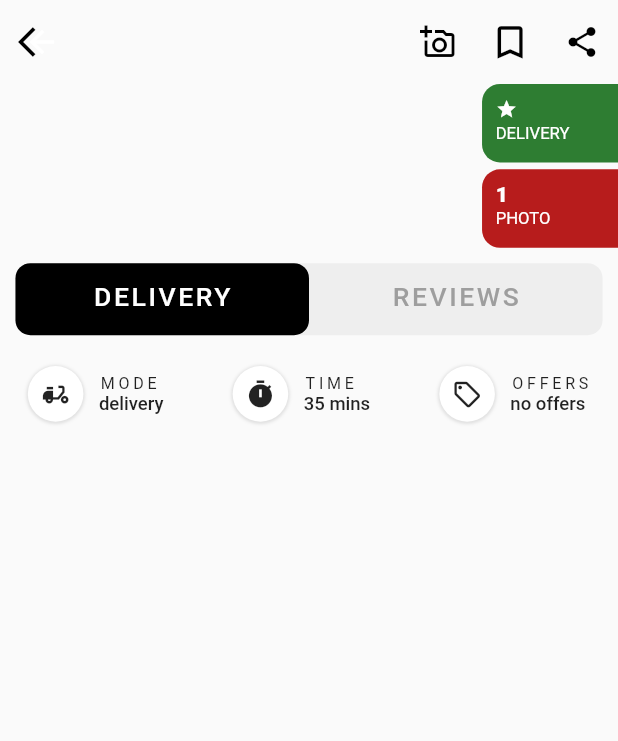
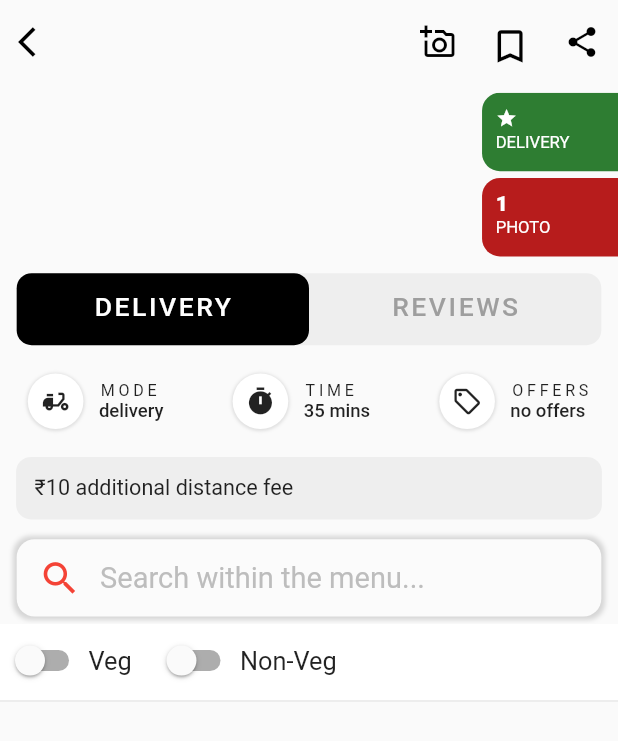
Before and after one commit to nikhilsharma81181/zomato, a Flutter app: the DetailPg screen opened directly, after a tap on the "bookmark outline" icon, on a phone screen of 412 x 824 dp. Shown: the top 741 px of the screen. Run offline on Flutter 3.47's test engine with Material 2 defaults, Android fonts, the light colour scheme and no system bars; our stand-ins replace cloud_firestore, firebase_auth, firebase_core, font_awesome_flutter, google_sign_in; accounts and stored records are empty.

Commit message:
detail page sticky header added

```diff
--- a/lib/pages/Homepage/delivery_tab.dart
+++ b/lib/pages/Homepage/delivery_tab.dart
@@ -11,13 +11,48 @@ class _DeliveryTabState extends State<DeliveryTab> {
   @override
   Widget build(BuildContext context) {
     double width = MediaQuery.of(context).size.width;
-    double height = MediaQuery.of(context).size.height;
-    return Container(
-      padding: EdgeInsets.symmetric(horizontal: width * 0.02),
+    // double height = MediaQuery.of(context).size.height;
+    return CustomScrollView(
+      slivers: [
+        SliverPersistentHeader(
+          delegate: MyDelegate1(width),
+          floating: true,
+          pinned: true,
+        ),
+        SliverToBoxAdapter(
+          child: SizedBox(
+            width: width,
+            height: width * 2,
+          ),
+        ),
+
+      ],
+    );
+  }
+}
+
+class MyDelegate1 extends SliverPersistentHeaderDelegate {
+  final _formKey = GlobalKey<FormState>();
+
+  final double width;
+  MyDelegate1(this.width);
+
+  @override
+  Widget build(
+      BuildContext context, double shrinkOffset, bool overlapsContent) {
+    double width = MediaQuery.of(context).size.width;
+    // double height = MediaQuery.of(context).size.height;
+    return SingleChildScrollView(
+      reverse: true,
+      child: Form(
+        key: _formKey,
         child: Column(
           children: [
             Container(
-            padding: EdgeInsets.all(width * 0.025),
+              padding: EdgeInsets.symmetric(
+                vertical: width * 0.025,
+                horizontal: width * 0.045,
+              ),
               child: Row(
                 mainAxisAlignment: MainAxisAlignment.spaceBetween,
                 children: [
@@ -25,27 +60,121 @@ class _DeliveryTabState extends State<DeliveryTab> {
                     Icons.delivery_dining,
                     'MODE',
                     'delivery',
+                    width,
                   ),
                   buildKeyDetail(
                     Icons.timer,
                     'TIME',
                     '35 mins',
+                    width,
                   ),
                   buildKeyDetail(
                     Icons.local_offer_outlined,
                     'OFFERS',
                     'no offers',
+                    width,
                   ),
                 ],
               ),
             ),
+            Container(
+              padding: EdgeInsets.all(width * 0.03),
+              margin: EdgeInsets.symmetric(
+                  horizontal: width * 0.026, vertical: width * 0.02),
+              width: width,
+              decoration: BoxDecoration(
+                borderRadius: BorderRadius.circular(10),
+                color: Colors.grey.shade200,
+              ),
+              child: Text(
+                '₹10 additional distance fee',
+                style: TextStyle(
+                  fontSize: width * 0.035,
+                ),
+              ),
+            ),
+            Container(
+              height: width * 0.125,
+              margin: EdgeInsets.symmetric(
+                horizontal: width * 0.027,
+                vertical: width * 0.012,
+              ),
+              decoration: BoxDecoration(
+                borderRadius: BorderRadius.circular(12),
+                color: Colors.white.withOpacity(0.9),
+                boxShadow: [
+                  BoxShadow(
+                    color: Colors.grey.shade400.withOpacity(0.6),
+                    spreadRadius: 2,
+                    blurRadius: 2,
+                    offset: const Offset(0, 0),
+                  ),
                 ],
+              ),
+              child: Row(
+                mainAxisAlignment: MainAxisAlignment.start,
+                children: [
+                  SizedBox(width: width * 0.035),
+                  Icon(
+                    Icons.search,
+                    color: Colors.red,
+                    size: width * 0.07,
+                  ),
+                  SizedBox(width: width * 0.03),
+                  Text(
+                    'Search within the menu...',
+                    style: TextStyle(
+                      fontSize: width * 0.047,
+                      color: Colors.grey.shade400,
+                    ),
+                  ),
+                ],
+              ),
+            ),
+            Container(
+              padding:
+                  EdgeInsets.only(top: width * 0.001, bottom: width * 0.006),
+              color: Colors.white,
+              child: Row(
+                children: [
+                  Switch.adaptive(
+                    value: false,
+                    onChanged: (value) {
+                      value = true;
+                    },
+                  ),
+                  Text(
+                    'Veg',
+                    style: TextStyle(fontSize: width * 0.041),
+                  ),
+                  SizedBox(
+                    width: width * 0.032,
+                  ),
+                  Switch.adaptive(
+                    value: false,
+                    onChanged: (value) {
+                      value = true;
+                    },
+                  ),
+                  Text(
+                    'Non-Veg',
+                    style: TextStyle(fontSize: width * 0.041),
+                  ),
+                ],
+              ),
+            ),
+            Divider(
+              height: 1,
+              thickness: 0.7,
+              color: Colors.grey.shade300,
+            )
+          ],
+        ),
       ),
     );
   }
 
-  Widget buildKeyDetail(IconData icon, String text1, text2) {
-    double width = MediaQuery.of(context).size.width;
+  Widget buildKeyDetail(IconData icon, String text1, text2, double width) {
     return Row(
       children: [
         Container(
@@ -86,4 +215,15 @@ class _DeliveryTabState extends State<DeliveryTab> {
       ],
     );
   }
+
+  @override
+  double get maxExtent => width * 0.55;
+
+  @override
+  double get minExtent => width * 0.49;
+
+  @override
+  bool shouldRebuild(covariant SliverPersistentHeaderDelegate oldDelegate) {
+    return false;
   }
+}
--- a/lib/pages/Homepage/detail.dart
+++ b/lib/pages/Homepage/detail.dart
@@ -1,6 +1,7 @@
 import 'package:cloud_firestore/cloud_firestore.dart';
 import 'package:flutter/cupertino.dart';
 import 'package:flutter/material.dart';
+// ignore: implementation_imports
 import 'package:provider/src/provider.dart';
 import 'package:zomato/models/variables.dart';
 import 'package:zomato/pages/Homepage/delivery_tab.dart';
@@ -122,7 +123,7 @@ class _DetailPgState extends State<DetailPg>
                   ),
                   SliverToBoxAdapter(
                     child: Container(
-                      margin: EdgeInsets.all(width * 0.025),
+                      margin: EdgeInsets.all(width * 0.027),
                       decoration: BoxDecoration(
                         borderRadius: BorderRadius.circular(10),
                         color: Colors.grey.shade200,
@@ -169,7 +170,8 @@ class _DetailPgState extends State<DetailPg>
     );
   }
 
-  Widget buildRightCard(Color color, String name, int, Widget iconWidget) {
+  Widget buildRightCard(
+      Color color, String name, String int, Widget iconWidget) {
     double width = MediaQuery.of(context).size.width;
     double height = MediaQuery.of(context).size.height;
     return Container(
@@ -215,8 +217,18 @@ class _DetailPgState extends State<DetailPg>
   Widget builtAppbar() {
     double width = MediaQuery.of(context).size.width;
     return SliverAppBar(
-      backgroundColor: Colors.transparent,
+      pinned: true,
+      floating: true,
+      elevation: 0,
+      backgroundColor: const Color(0xFFfafafa),
+      leading: const SizedBox(),
+      expandedHeight: width * 0.15,
+      collapsedHeight: width * 0.15,
       actions: [
+        Container(
+          padding: EdgeInsets.symmetric(vertical: width * 0.02),
+          child: Row(
+            children: [
               SizedBox(
                 width: width,
                 child: Row(
@@ -261,6 +273,9 @@ class _DetailPgState extends State<DetailPg>
                 ),
               ),
             ],
+          ),
+        ),
+      ],
     );
   }
 }
--- a/lib/pages/Homepage/homepage.dart
+++ b/lib/pages/Homepage/homepage.dart
@@ -1,6 +1,6 @@
 import 'package:cloud_firestore/cloud_firestore.dart';
-import 'package:firebase_auth/firebase_auth.dart';
 import 'package:flutter/material.dart';
+// ignore: implementation_imports
 import 'package:provider/src/provider.dart';
 import 'package:zomato/models/variables.dart';
 import 'package:zomato/pages/Homepage/detail.dart';
@@ -57,8 +57,7 @@ class _HomepageState extends State<Homepage>
             builder: (context, snapshot) {
               if (snapshot.hasError) {
                 return Center(
-                  child:
-                      CircularProgressIndicator(color: Colors.red.shade400),
+                  child: CircularProgressIndicator(color: Colors.red.shade400),
                 );
               }
 
@@ -68,8 +67,7 @@ class _HomepageState extends State<Homepage>
                     crossAxisAlignment: CrossAxisAlignment.start,
                     children: [
                       Container(
-                        padding:
-                            EdgeInsets.symmetric(horizontal: width * 0.04),
+                        padding: EdgeInsets.symmetric(horizontal: width * 0.04),
                         child: Text(
                           '${snapshot.data!.docs.length} restaurants around you',
                           style: TextStyle(
@@ -79,8 +77,7 @@ class _HomepageState extends State<Homepage>
                       ),
                       SizedBox(height: height * 0.02),
                       Container(
-                        padding:
-                            EdgeInsets.symmetric(horizontal: width * 0.04),
+                        padding: EdgeInsets.symmetric(horizontal: width * 0.04),
                         child: Column(
                           children: snapshot.data!.docs
                               .map((e) => buildBody(e))
@@ -92,8 +89,7 @@ class _HomepageState extends State<Homepage>
                 );
               } else {
                 return Center(
-                  child:
-                      CircularProgressIndicator(color: Colors.red.shade400),
+                  child: CircularProgressIndicator(color: Colors.red.shade400),
                 );
               }
             },
@@ -284,8 +280,9 @@ class MyDelegate extends SliverPersistentHeaderDelegate {
               ],
             ),
             child: Row(
-              mainAxisAlignment: MainAxisAlignment.center,
+              mainAxisAlignment: MainAxisAlignment.start,
               children: [
+                SizedBox(width: width * 0.035),
                 Icon(
                   Icons.search,
                   color: Colors.red,
--- a/lib/pages/Homepage/review_tab.dart
+++ b/lib/pages/Homepage/review_tab.dart
@@ -1,7 +1,7 @@
 import 'package:flutter/material.dart';
 
 class ReviewTab extends StatefulWidget {
-  const ReviewTab({ Key? key }) : super(key: key);
+  const ReviewTab({Key? key}) : super(key: key);
 
   @override
   _ReviewTabState createState() => _ReviewTabState();
@@ -10,8 +10,7 @@ class ReviewTab extends StatefulWidget {
 class _ReviewTabState extends State<ReviewTab> {
   @override
   Widget build(BuildContext context) {
-    return Container(
-
-    );
+    // double width = MediaQuery.of(context).size.width;
+    return Container();
   }
 }
--- a/lib/pages/Login/Email_Login/email_login.dart
+++ b/lib/pages/Login/Email_Login/email_login.dart
@@ -1,11 +1,11 @@
 import 'package:cloud_firestore/cloud_firestore.dart';
 import 'package:firebase_auth/firebase_auth.dart';
 import 'package:flutter/material.dart';
+// ignore: implementation_imports
 import 'package:provider/src/provider.dart';
 import 'package:zomato/models/login.dart';
 import 'package:zomato/models/login_model.dart';
 import 'package:zomato/pages/Homepage/homepage.dart';
-import 'package:zomato/pages/Login/Email_Login/email_welcome.dart';
 
 final FirebaseFirestore _firestore = FirebaseFirestore.instance;
 
@@ -35,7 +35,7 @@ class _EmailLoginState extends State<EmailLogin> {
         user.sendEmailVerification();
       }
       Navigator.of(context)
-          .pushReplacement(MaterialPageRoute(builder: (context) => Homepage()));
+          .pushReplacement(MaterialPageRoute(builder: (context) => const Homepage()));
     } else {
       print('error');
     }
--- a/lib/pages/Login/country_option.dart
+++ b/lib/pages/Login/country_option.dart
@@ -1,6 +1,7 @@
 import 'package:cloud_firestore/cloud_firestore.dart';
 import 'package:flutter/material.dart';
 import 'package:font_awesome_flutter/font_awesome_flutter.dart';
+// ignore: implementation_imports
 import 'package:provider/src/provider.dart';
 import 'package:zomato/models/login_model.dart';
 
--- a/lib/pages/Login/login_page.dart
+++ b/lib/pages/Login/login_page.dart
@@ -2,6 +2,7 @@ import 'dart:ui';
 
 import 'package:flutter/material.dart';
 import 'package:font_awesome_flutter/font_awesome_flutter.dart';
+// ignore: implementation_imports
 import 'package:provider/src/provider.dart';
 import 'package:zomato/models/login.dart';
 import 'package:zomato/models/login_model.dart';
@@ -95,7 +96,7 @@ class _LoginPageState extends State<LoginPage> {
                       children: [
                         buildOther('mail', () {
                           Navigator.of(context).push(MaterialPageRoute(
-                              builder: (context) => EmailLogin()));
+                              builder: (context) => const EmailLogin()));
                         }),
                         buildOther2('facebook'),
                         buildOther('google', () {
--- a/lib/pages/Login/otp.dart
+++ b/lib/pages/Login/otp.dart
@@ -4,6 +4,7 @@ import 'package:cloud_firestore/cloud_firestore.dart';
 import 'package:firebase_auth/firebase_auth.dart';
 import 'package:flutter/material.dart';
 import 'package:flutter/services.dart';
+// ignore: implementation_imports
 import 'package:provider/src/provider.dart';
 import 'package:zomato/models/login.dart';
 import 'package:zomato/models/login_model.dart';
```
Also changed, not shown: pubspec.lock. Lines whose indentation alone changed are shown as unchanged.
